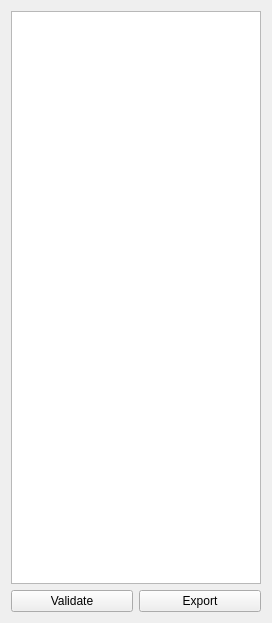
Qt form Localizer/ConnectCleaner.ui (CRNL-Eduwell/Localizer) before a commit.
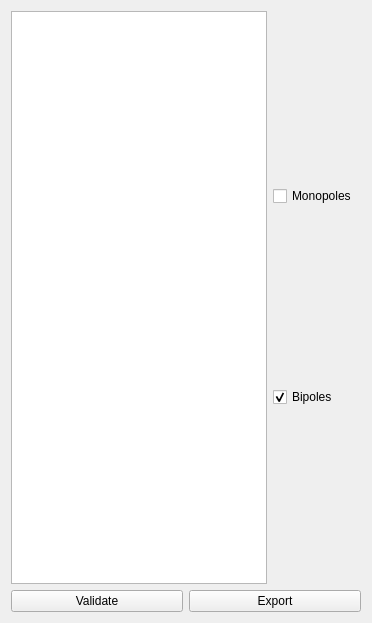
The same form after that commit.

Commit message: First try for handling bipole and monopole within localizer

What changed in the file:
```diff
--- a/Localizer/ConnectCleaner.ui
+++ b/Localizer/ConnectCleaner.ui
@@ -6,7 +6,7 @@
    <rect>
     <x>0</x>
     <y>0</y>
-    <width>272</width>
+    <width>372</width>
     <height>623</height>
    </rect>
   </property>
@@ -20,6 +20,44 @@
    <string>Choose Electrodes to Keep</string>
   </property>
   <layout class="QGridLayout" name="gridLayout">
+   <item row="0" column="0" colspan="2">
+    <layout class="QHBoxLayout" name="horizontalLayout">
+     <item>
+      <widget class="QTableView" name="SelectElectrodeList">
+       <property name="sizePolicy">
+        <sizepolicy hsizetype="Preferred" vsizetype="Expanding">
+         <horstretch>0</horstretch>
+         <verstretch>0</verstretch>
+        </sizepolicy>
+       </property>
+       <property name="selectionMode">
+        <enum>QAbstractItemView::ExtendedSelection</enum>
+       </property>
+      </widget>
+     </item>
+     <item>
+      <layout class="QVBoxLayout" name="verticalLayout">
+       <item>
+        <widget class="QCheckBox" name="MonoCheckBox">
+         <property name="text">
+          <string>Monopoles</string>
+         </property>
+        </widget>
+       </item>
+       <item>
+        <widget class="QCheckBox" name="BipoleCheckBox">
+         <property name="text">
+          <string>Bipoles</string>
+         </property>
+         <property name="checked">
+          <bool>true</bool>
+         </property>
+        </widget>
+       </item>
+      </layout>
+     </item>
+    </layout>
+   </item>
    <item row="1" column="0">
     <widget class="QPushButton" name="ValidateButton">
      <property name="text">
@@ -34,19 +72,6 @@
      </property>
     </widget>
    </item>
-   <item row="0" column="0" colspan="2">
-    <widget class="QTableView" name="SelectElectrodeList">
-     <property name="sizePolicy">
-      <sizepolicy hsizetype="Preferred" vsizetype="Expanding">
-       <horstretch>0</horstretch>
-       <verstretch>0</verstretch>
-      </sizepolicy>
-     </property>
-     <property name="selectionMode">
-      <enum>QAbstractItemView::ExtendedSelection</enum>
-     </property>
-    </widget>
-   </item>
   </layout>
  </widget>
  <resources/>
```
The commit also changes 11 other files.
